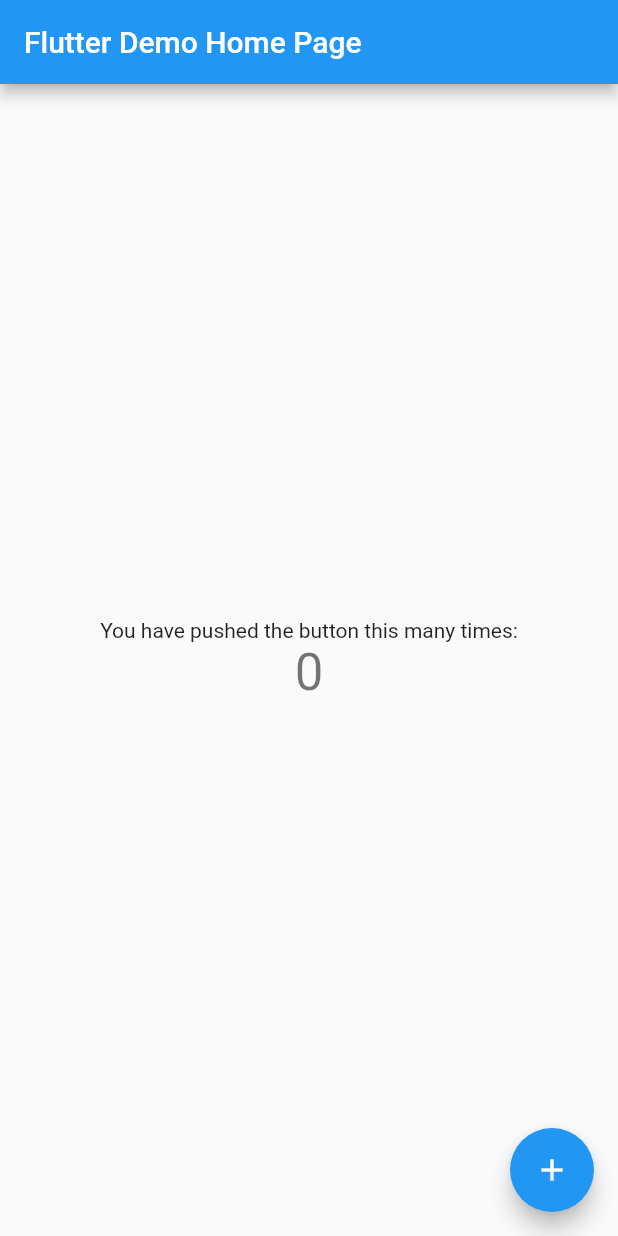
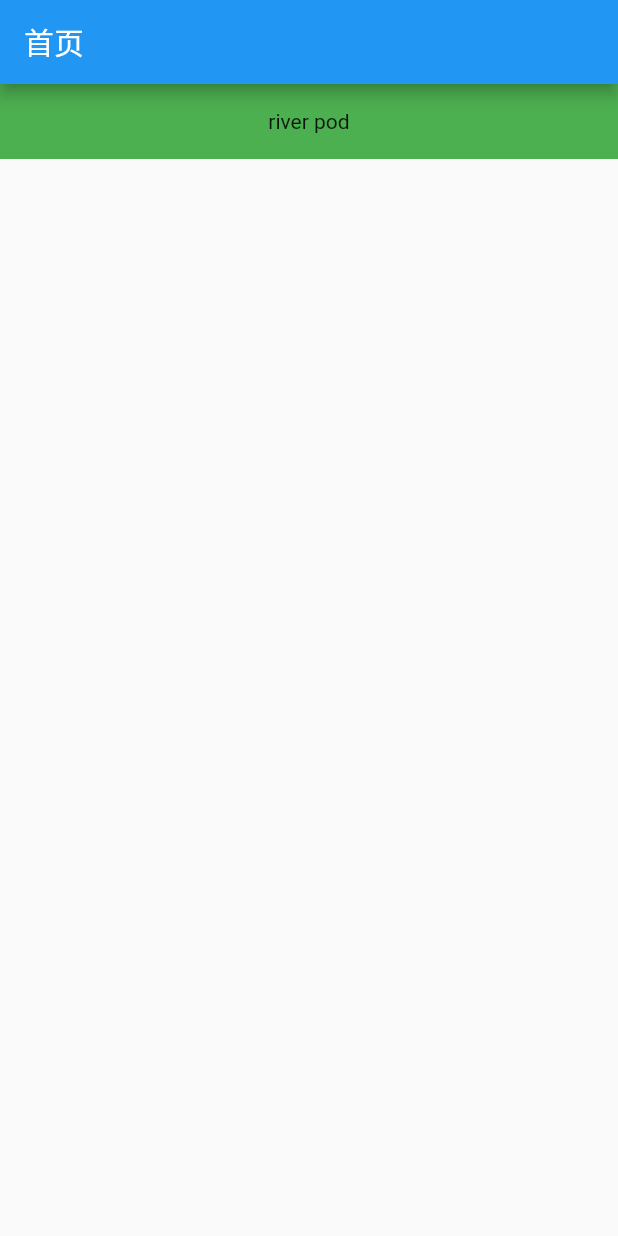
Before and after one commit to yongshengdev/hello_flutter, a Flutter app: the screen it shows after launch, on a phone screen of 412 x 824 dp. Run offline on Flutter 3.47's test engine with Material 2 defaults, Android fonts, the phone set to English and light mode, and no system bars; our stand-ins replace flutter_riverpod.

Commit message:
feat: river pod 学习

```diff
--- a/lib/main.dart
+++ b/lib/main.dart
@@ -1,45 +1,31 @@
 import 'package:flutter/material.dart';
+import 'package:flutter_riverpod/flutter_riverpod.dart';
+import 'package:hello_flutter/riverpod/river_pod_page.dart';
+
+final Provider<String> helloWorldProvider = Provider((_) => "hello world");
 
 void main() {
-  runApp(const MyApp());
+  // 所有使用Riverpod的Flutter程序，都必须在widget tree的根部添加ProviderScope，用于储存各个provider
+  runApp(const ProviderScope(child: MyApp()));
 }
 
 class MyApp extends StatelessWidget {
   const MyApp({super.key});
 
-  // This widget is the root of your application.
   @override
   Widget build(BuildContext context) {
     return MaterialApp(
-      title: 'Flutter Demo',
+      title: 'Flutter学习',
       theme: ThemeData(
-        // This is the theme of your application.
-        //
-        // Try running your application with "flutter run". You'll see the
-        // application has a blue toolbar. Then, without quitting the app, try
-        // changing the primarySwatch below to Colors.green and then invoke
-        // "hot reload" (press "r" in the console where you ran "flutter run",
-        // or simply save your changes to "hot reload" in a Flutter IDE).
-        // Notice that the counter didn't reset back to zero; the application
-        // is not restarted.
         primarySwatch: Colors.blue,
       ),
-      home: const MyHomePage(title: 'Flutter Demo Home Page'),
+      home: const MyHomePage(title: '首页'),
     );
   }
 }
 
 class MyHomePage extends StatefulWidget {
   const MyHomePage({super.key, required this.title});
-
-  // This widget is the home page of your application. It is stateful, meaning
-  // that it has a State object (defined below) that contains fields that affect
-  // how it looks.
-
-  // This class is the configuration for the state. It holds the values (in this
-  // case the title) provided by the parent (in this case the App widget) and
-  // used by the build method of the State. Fields in a Widget subclass are
-  // always marked "final".
 
   final String title;
 
@@ -48,68 +34,22 @@ class MyHomePage extends StatefulWidget {
 }
 
 class _MyHomePageState extends State<MyHomePage> {
-  int _counter = 0;
-
-  void _incrementCounter() {
-    setState(() {
-      // This call to setState tells the Flutter framework that something has
-      // changed in this State, which causes it to rerun the build method below
-      // so that the display can reflect the updated values. If we changed
-      // _counter without calling setState(), then the build method would not be
-      // called again, and so nothing would appear to happen.
-      _counter++;
-    });
-  }
-
   @override
   Widget build(BuildContext context) {
-    // This method is rerun every time setState is called, for instance as done
-    // by the _incrementCounter method above.
-    //
-    // The Flutter framework has been optimized to make rerunning build methods
-    // fast, so that you can just rebuild anything that needs updating rather
-    // than having to individually change instances of widgets.
     return Scaffold(
-      appBar: AppBar(
-        // Here we take the value from the MyHomePage object that was created by
-        // the App.build method, and use it to set our appbar title.
-        title: Text(widget.title),
-      ),
-      body: Center(
-        // Center is a layout widget. It takes a single child and positions it
-        // in the middle of the parent.
-        child: Column(
-          // Column is also a layout widget. It takes a list of children and
-          // arranges them vertically. By default, it sizes itself to fit its
-          // children horizontally, and tries to be as tall as its parent.
-          //
-          // Invoke "debug painting" (press "p" in the console, choose the
-          // "Toggle Debug Paint" action from the Flutter Inspector in Android
-          // Studio, or the "Toggle Debug Paint" command in Visual Studio Code)
-          // to see the wireframe for each widget.
-          //
-          // Column has various properties to control how it sizes itself and
-          // how it positions its children. Here we use mainAxisAlignment to
-          // center the children vertically; the main axis here is the vertical
-          // axis because Columns are vertical (the cross axis would be
-          // horizontal).
-          mainAxisAlignment: MainAxisAlignment.center,
-          children: <Widget>[
-            const Text(
-              'You have pushed the button this many times:',
+        appBar: AppBar(
+          title: Text(widget.title),
+        ),
+        body: Column(mainAxisAlignment: MainAxisAlignment.start, children: <Widget>[
+          GestureDetector(
+          child: Container(
+            height: 50,
+            decoration: const BoxDecoration(color: Colors.green),
+            child: const Center(
+              child: Text("river pod"),
             ),
-            Text(
-              '$_counter',
-              style: Theme.of(context).textTheme.headlineMedium,
-            ),
-          ],
-        ),
-      ),
-      floatingActionButton: FloatingActionButton(
-        onPressed: _incrementCounter,
-        tooltip: 'Increment',
-        child: const Icon(Icons.add),
-      ), // This trailing comma makes auto-formatting nicer for build methods.
-    );
+          ),
+          onTap: () => {Navigator.push(context, MaterialPageRoute(builder: (BuildContext context) => const RiverPodPage()))})
+        ]));
   }
 }
--- a/pubspec.yaml
+++ b/pubspec.yaml
@@ -35,6 +35,8 @@ dependencies:
   # The following adds the Cupertino Icons font to your application.
   # Use with the CupertinoIcons class for iOS style icons.
   cupertino_icons: ^1.0.2
+  # 状态管理
+  flutter_riverpod: ^2.1.1
 
 dev_dependencies:
   flutter_test:
```
Also changed, not shown: lib/riverpod/river_pod_page.dart (added, +26 -0 lines), pubspec.lock.
